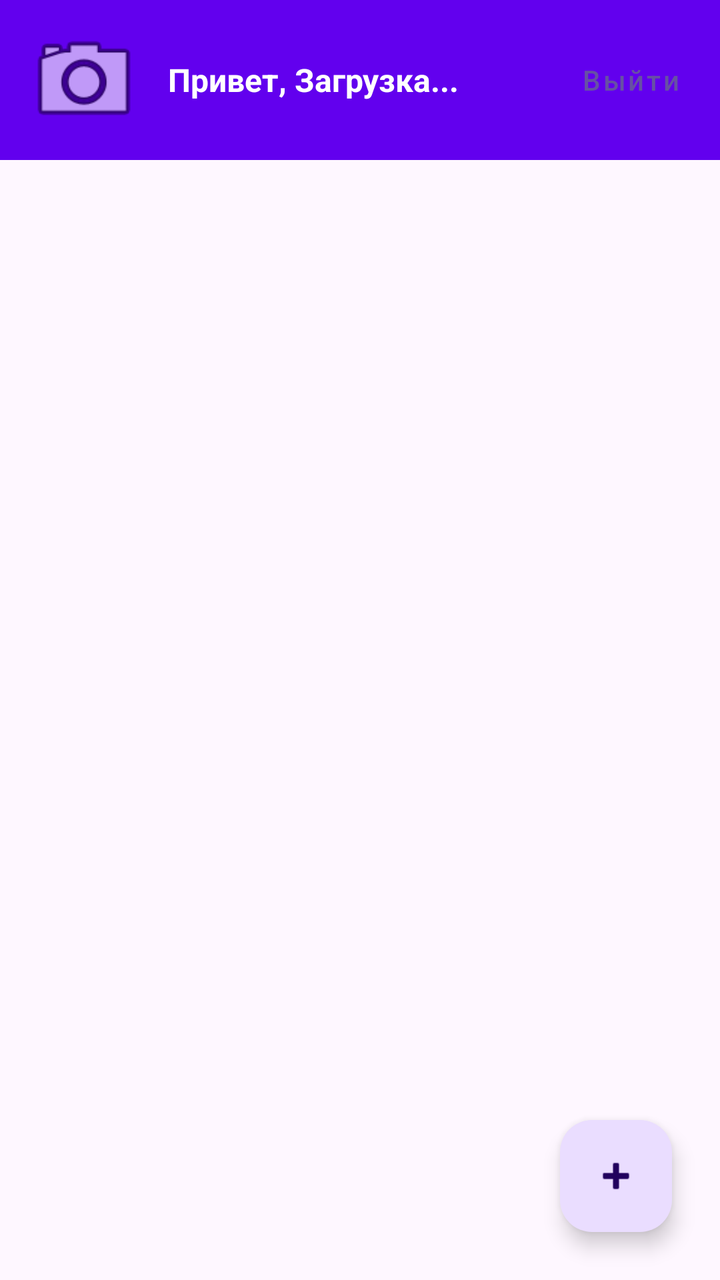
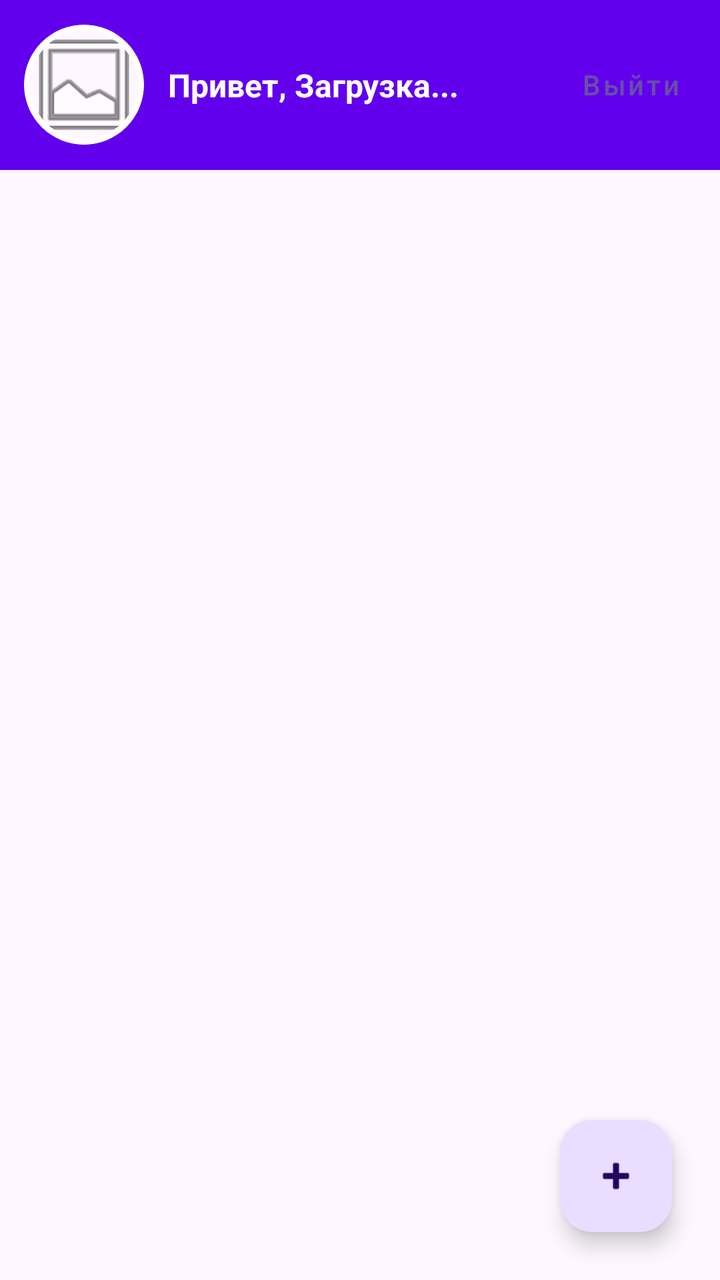

The first picture is an Android layout as it rendered before a commit; the second is the same layout after the commit. The layout source and the unified diff follow.
<!-- AndroidManifest.xml: application theme Theme.TeperTochno -->
<!-- res/layout/activity_main.xml -->
<RelativeLayout xmlns:android="http://schemas.android.com/apk/res/android"
    android:layout_width="match_parent"
    android:layout_height="match_parent">


    <LinearLayout
        android:id="@+id/topPanel"
        android:layout_width="match_parent"
        android:layout_height="80dp"
        android:background="#6200EE"
        android:gravity="center_vertical"
        android:orientation="horizontal"
        android:padding="12dp">

        
        <ImageView
            android:id="@+id/ivUserAvatar"
            android:layout_width="60dp"
            android:layout_height="60dp"
            android:src="@android:drawable/ic_menu_camera"
            android:scaleType="centerCrop"
            android:clickable="true"
            android:focusable="true" />

        
        <TextView
            android:id="@+id/tvWelcome"
            android:layout_width="0dp"
            android:layout_height="wrap_content"
            android:layout_marginStart="12dp"
            android:layout_weight="1"
            android:text="Привет, Загрузка..."
            android:textColor="@android:color/white"
            android:textSize="16sp"
            android:textStyle="bold" />

        
        <Button
            android:id="@+id/btnLogout"
            android:layout_width="wrap_content"
            android:layout_height="wrap_content"
            android:text="Выйти"
            android:textAllCaps="false"
            android:backgroundTint="#FF3D00"
            style="@style/Widget.MaterialComponents.Button.TextButton.Dialog.Flush"/>

    </LinearLayout>

    <androidx.recyclerview.widget.RecyclerView
        android:id="@+id/recyclerView"
        android:layout_width="match_parent"
        android:layout_height="match_parent"
        android:layout_marginTop="80dp"
        />

    <com.google.android.material.floatingactionbutton.FloatingActionButton
        android:id="@+id/fabAdd"
        android:layout_width="wrap_content"
        android:layout_height="wrap_content"
        android:layout_alignParentEnd="true"
        android:layout_alignParentBottom="true"
        android:layout_margin="24dp"
        android:contentDescription="Добавить статью"
        android:src="@android:drawable/ic_input_add" />
</RelativeLayout>
<!-- resources referenced by this layout -->
<resources>
  <style name="Theme.TeperTochno" parent="Base.Theme.TeperTochno" />
  <style name="Base.Theme.TeperTochno" parent="Theme.Material3.DayNight.NoActionBar">
          
          
      </style>
</resources>

<!-- the commit's change to res/layout/activity_main.xml (unified diff, before → after) -->
@@ -1,26 +1,35 @@
 <RelativeLayout xmlns:android="http://schemas.android.com/apk/res/android"
     android:layout_width="match_parent"
-    android:layout_height="match_parent">
+    android:layout_height="match_parent"
+    xmlns:app="http://schemas.android.com/apk/res-auto">
 
 
     <LinearLayout
         android:id="@+id/topPanel"
         android:layout_width="match_parent"
-        android:layout_height="80dp"
+        android:layout_height="85dp"
         android:background="#6200EE"
         android:gravity="center_vertical"
         android:orientation="horizontal"
         android:padding="12dp">
 
         
-        <ImageView
-            android:id="@+id/ivUserAvatar"
+        <com.google.android.material.card.MaterialCardView
+            android:id="@+id/avatarCard"
             android:layout_width="60dp"
             android:layout_height="60dp"
-            android:src="@android:drawable/ic_menu_camera"
-            android:scaleType="centerCrop"
-            android:clickable="true"
-            android:focusable="true" />
+            app:cardCornerRadius="50dp"
+            app:strokeWidth="3dp"
+            app:strokeColor="@android:color/white"
+            app:layout_constraintStart_toStartOf="parent">
+
+            <ImageView
+                android:id="@+id/ivUserAvatar"
+                android:layout_width="match_parent"
+                android:layout_height="match_parent"
+                android:scaleType="centerCrop"
+                android:src="@android:drawable/ic_menu_gallery" />
+        </com.google.android.material.card.MaterialCardView>
 
         
         <TextView
